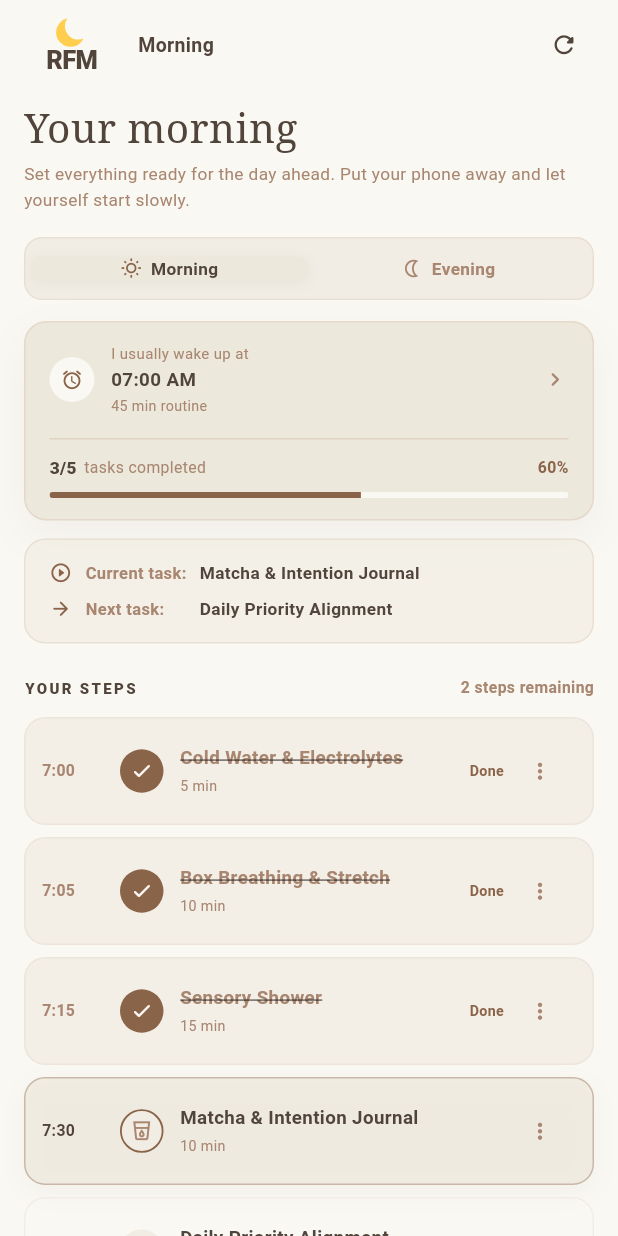
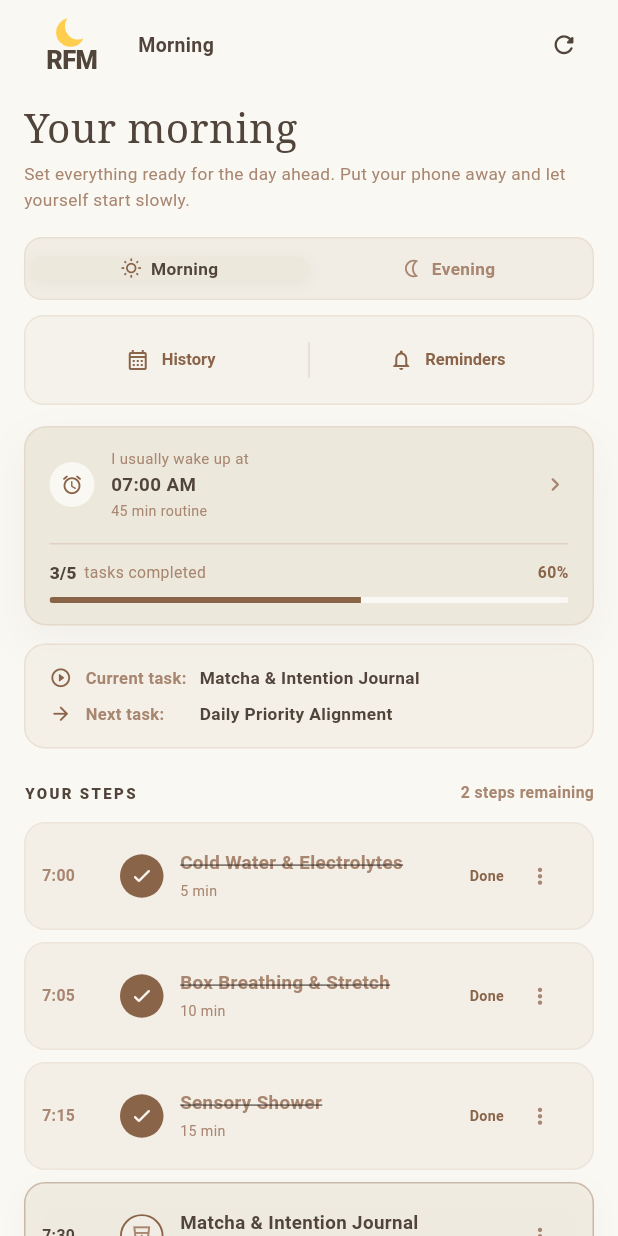
Before and after one commit to karimmassaoudd/rest_for_more, a Flutter app: the screen it shows after launch, on a phone screen of 412 x 824 dp. Run offline on Flutter 3.47's test engine with Material 3 defaults, Android fonts, the phone set to English and light mode, and no system bars; our stand-ins replace flutter_local_notifications, flutter_timezone, shared_preferences, timezone; project files that could hold a hidden picture were left out.

Commit message:
ui: move routine tools near period switcher

```diff
--- a/lib/screens/routine_screen.dart
+++ b/lib/screens/routine_screen.dart
@@ -471,6 +471,12 @@ class _RoutineScreenState extends State<RoutineScreen> {
                           palette: palette,
                           onChanged: _selectPeriod,
                         ),
+                        const SizedBox(height: 10),
+                        _RoutineTools(
+                          palette: palette,
+                          onHistory: _openHistory,
+                          onReminders: _openReminders,
+                        ),
                         const SizedBox(height: 14),
                         ActiveRoutineCard(
                           period: _period,
@@ -510,30 +516,6 @@ class _RoutineScreenState extends State<RoutineScreen> {
                               : const SizedBox.shrink(),
                         ),
                         const SizedBox(height: 5),
-                        SizedBox(
-                          width: double.infinity,
-                          child: TextButton.icon(
-                            key: const Key('routine-history-button'),
-                            onPressed: _openHistory,
-                            icon: const Icon(Icons.calendar_month_outlined),
-                            label: const Text('History & progress'),
-                            style: TextButton.styleFrom(
-                              foregroundColor: palette.accent,
-                            ),
-                          ),
-                        ),
-                        SizedBox(
-                          width: double.infinity,
-                          child: TextButton.icon(
-                            key: const Key('routine-reminders-button'),
-                            onPressed: _openReminders,
-                            icon: const Icon(Icons.notifications_outlined),
-                            label: const Text('Routine reminders'),
-                            style: TextButton.styleFrom(
-                              foregroundColor: palette.accent,
-                            ),
-                          ),
-                        ),
                         SizedBox(
                           width: double.infinity,
                           height: 44,
@@ -583,6 +565,87 @@ class _RoutineScreenState extends State<RoutineScreen> {
           ), // RefreshIndicator
         ), // SafeArea
       ), // AnimatedContainer
+    );
+  }
+}
+
+class _RoutineTools extends StatelessWidget {
+  const _RoutineTools({
+    required this.palette,
+    required this.onHistory,
+    required this.onReminders,
+  });
+
+  final RoutinePalette palette;
+  final VoidCallback onHistory;
+  final VoidCallback onReminders;
+
+  @override
+  Widget build(BuildContext context) {
+    return Container(
+      padding: const EdgeInsets.all(5),
+      decoration: BoxDecoration(
+        color: palette.surface.withValues(alpha: 0.55),
+        borderRadius: BorderRadius.circular(13),
+        border: Border.all(color: palette.border.withValues(alpha: 0.28)),
+      ),
+      child: Row(
+        children: [
+          Expanded(
+            child: _ToolButton(
+              key: const Key('routine-history-button'),
+              icon: Icons.calendar_month_outlined,
+              label: 'History',
+              palette: palette,
+              onPressed: onHistory,
+            ),
+          ),
+          Container(
+            width: 1,
+            height: 24,
+            color: palette.border.withValues(alpha: 0.45),
+          ),
+          Expanded(
+            child: _ToolButton(
+              key: const Key('routine-reminders-button'),
+              icon: Icons.notifications_outlined,
+              label: 'Reminders',
+              palette: palette,
+              onPressed: onReminders,
+            ),
+          ),
+        ],
+      ),
+    );
+  }
+}
+
+class _ToolButton extends StatelessWidget {
+  const _ToolButton({
+    super.key,
+    required this.icon,
+    required this.label,
+    required this.palette,
+    required this.onPressed,
+  });
+
+  final IconData icon;
+  final String label;
+  final RoutinePalette palette;
+  final VoidCallback onPressed;
+
+  @override
+  Widget build(BuildContext context) {
+    return TextButton.icon(
+      onPressed: onPressed,
+      icon: Icon(icon, size: 16),
+      label: Text(label),
+      style: TextButton.styleFrom(
+        foregroundColor: palette.accent,
+        padding: const EdgeInsets.symmetric(vertical: 10, horizontal: 8),
+        textStyle: const TextStyle(fontSize: 11, fontWeight: FontWeight.w700),
+        shape: RoundedRectangleBorder(borderRadius: BorderRadius.circular(9)),
+      ),
     );
   }
 }
```
